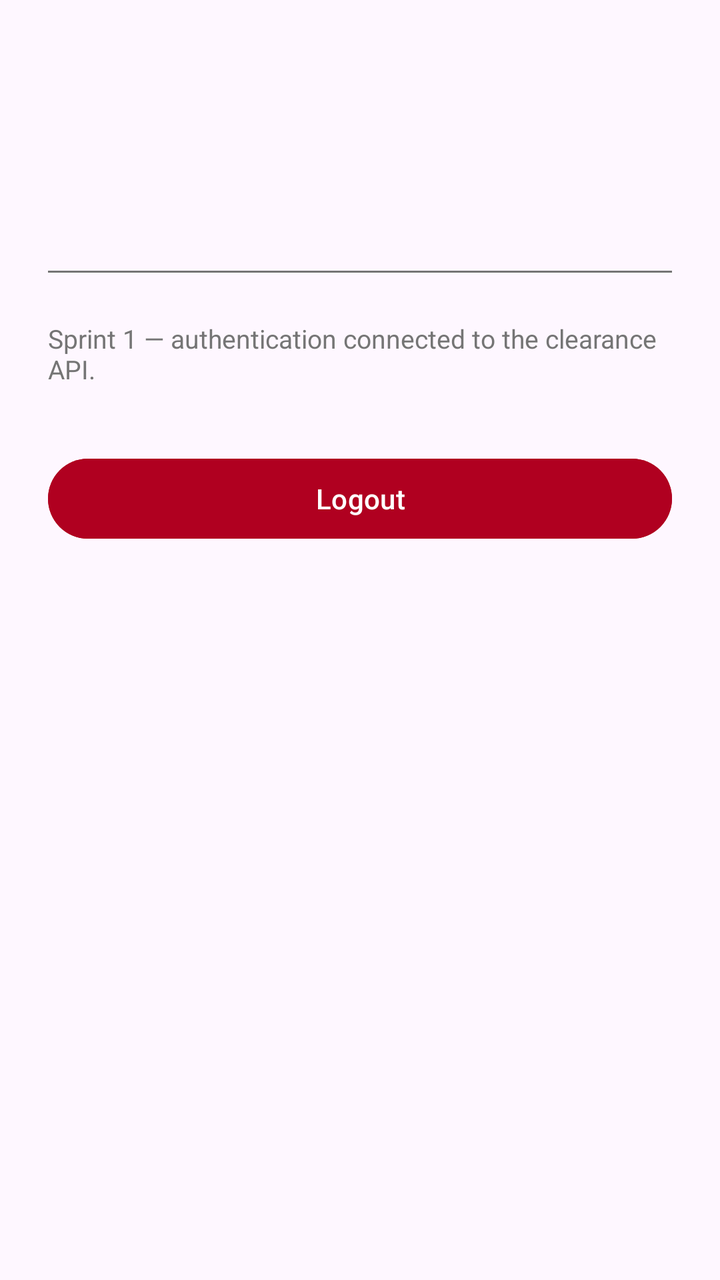
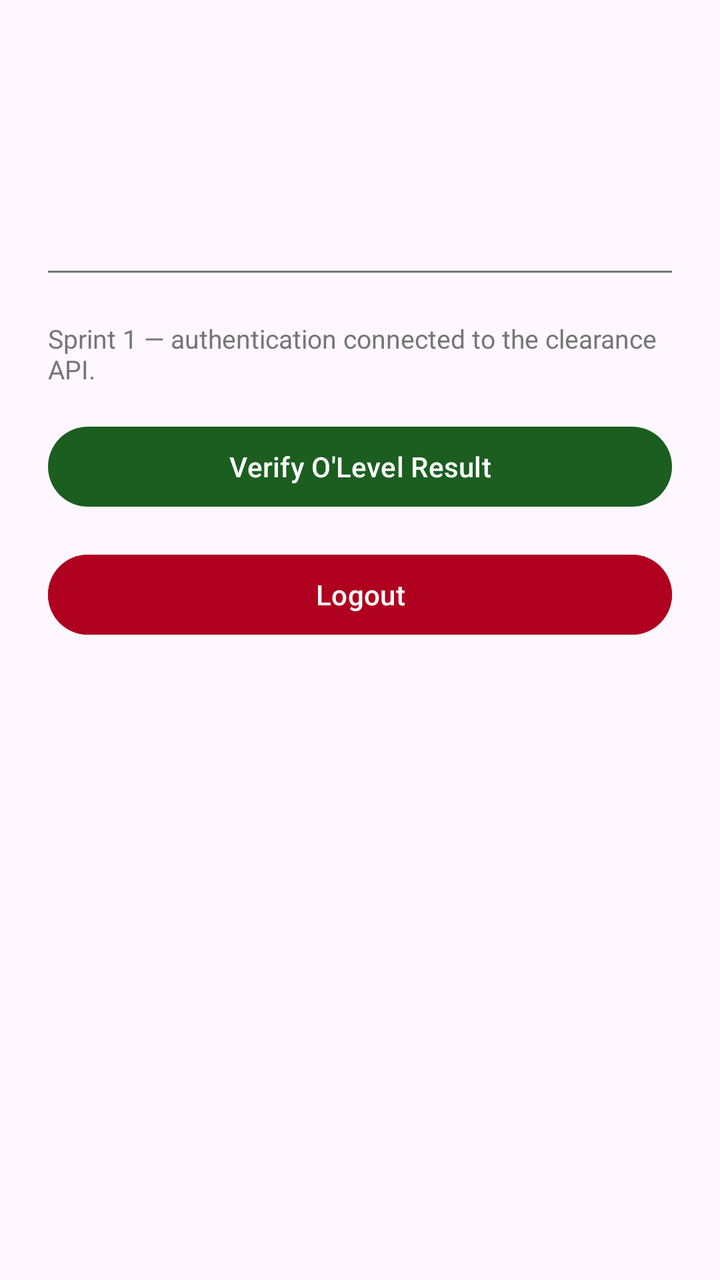

Before-and-after screenshots of an Android layout around one commit, followed by the original layout XML and the change that was made.
<!-- AndroidManifest.xml: application theme Theme.StudentClearance -->
<!-- res/layout/activity_main.xml -->
<?xml version="1.0" encoding="utf-8"?>
<LinearLayout xmlns:android="http://schemas.android.com/apk/res/android"
    xmlns:app="http://schemas.android.com/apk/res-auto"
    android:layout_width="match_parent"
    android:layout_height="match_parent"
    android:orientation="vertical"
    android:padding="24dp">

    <TextView
        android:id="@+id/tvWelcome"
        android:layout_width="match_parent"
        android:layout_height="wrap_content"
        android:layout_marginTop="24dp"
        android:textSize="20sp"
        android:textStyle="bold"
        android:textColor="@color/primary_text" />

    <TextView
        android:id="@+id/tvStatusPlaceholder"
        android:layout_width="match_parent"
        android:layout_height="wrap_content"
        android:layout_marginTop="16dp"
        android:textSize="15sp"
        android:textColor="@color/secondary_text" />

    <View
        android:layout_width="match_parent"
        android:layout_height="1dp"
        android:layout_marginTop="24dp"
        android:background="@color/secondary_text" />

    <TextView
        android:layout_width="match_parent"
        android:layout_height="wrap_content"
        android:layout_marginTop="24dp"
        android:text="@string/sprint_line"
        android:textColor="@color/secondary_text"
        android:textSize="13sp" />

    <com.google.android.material.button.MaterialButton
        android:id="@+id/btnLogout"
        android:layout_width="match_parent"
        android:layout_height="wrap_content"
        android:layout_gravity="bottom"
        android:layout_marginTop="32dp"
        android:backgroundTint="@color/error"
        android:text="@string/logout" />

</LinearLayout>
<!-- resources referenced by this layout -->
<resources>
  <color name="error">#B00020</color>
  <color name="primary_text">#212121</color>
  <color name="secondary_text">#757575</color>
  <string name="logout">Logout</string>
  <string name="sprint_line">Sprint 1 — authentication connected to the clearance API.</string>
  <style name="Theme.StudentClearance" parent="Theme.Material3.DayNight">
          <item name="colorPrimary">@color/primary</item>
          <item name="colorOnPrimary">@color/white</item>
          <item name="colorSecondary">@color/accent</item>
          <item name="colorError">@color/error</item>
      </style>
  <color name="primary">#1B5E20</color>
  <color name="white">#FFFFFF</color>
  <color name="accent">#F9A825</color>
</resources>

<!-- the commit's change to res/layout/activity_main.xml (unified diff, before → after) -->
@@ -38,11 +38,18 @@
         android:textSize="13sp" />
 
     <com.google.android.material.button.MaterialButton
+        android:id="@+id/btnVerifyOlevel"
+        android:layout_width="match_parent"
+        android:layout_height="wrap_content"
+        android:layout_marginTop="16dp"
+        android:text="@string/verify_olevel" />
+
+    <com.google.android.material.button.MaterialButton
         android:id="@+id/btnLogout"
         android:layout_width="match_parent"
         android:layout_height="wrap_content"
         android:layout_gravity="bottom"
-        android:layout_marginTop="32dp"
+        android:layout_marginTop="16dp"
         android:backgroundTint="@color/error"
         android:text="@string/logout" />
 
<!-- resource entries referenced after the edit -->
@@ -5,6 +5,7 @@
   <color name="secondary_text">#757575</color>
   <string name="logout">Logout</string>
   <string name="sprint_line">Sprint 1 — authentication connected to the clearance API.</string>
+  <string name="verify_olevel">Verify O\'Level Result</string>
   <style name="Theme.StudentClearance" parent="Theme.Material3.DayNight">
           <item name="colorPrimary">@color/primary</item>
           <item name="colorOnPrimary">@color/white</item>
